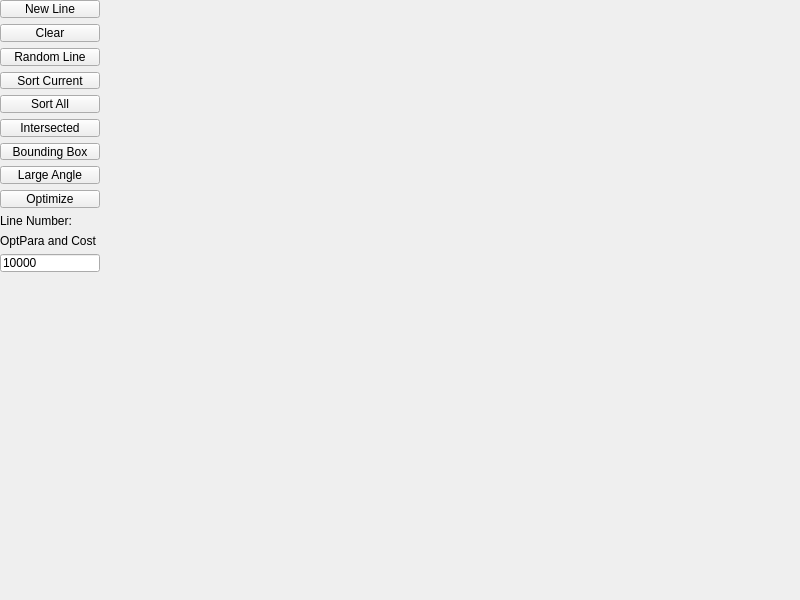
Old version of the form widget.ui in the repository blackbird2003/LineSets.
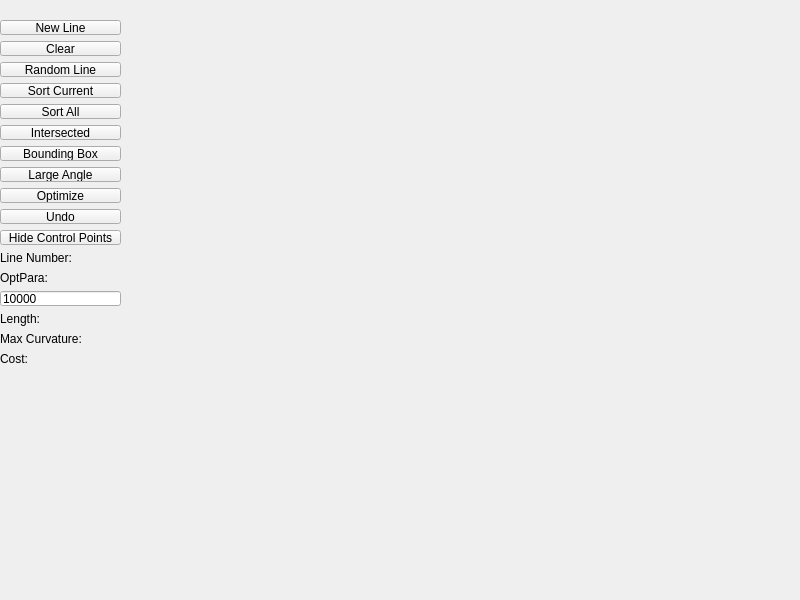
New version of the form.

Commit message: Better Interface and README

```diff
--- a/widget.ui
+++ b/widget.ui
@@ -17,9 +17,9 @@
    <property name="geometry">
     <rect>
      <x>0</x>
-     <y>0</y>
-     <width>100</width>
-     <height>291</height>
+     <y>20</y>
+     <width>121</width>
+     <height>346</height>
     </rect>
    </property>
    <layout class="QVBoxLayout" name="verticalLayout">
@@ -86,6 +86,20 @@
       </property>
      </widget>
     </item>
+    <item>
+     <widget class="QPushButton" name="btnUndo">
+      <property name="text">
+       <string>Undo</string>
+      </property>
+     </widget>
+    </item>
+    <item>
+     <widget class="QPushButton" name="bthCP">
+      <property name="text">
+       <string>Hide Control Points</string>
+      </property>
+     </widget>
+    </item>
     <item>
      <widget class="QLabel" name="labelLineNumber">
       <property name="text">
@@ -96,7 +110,7 @@
     <item>
      <widget class="QLabel" name="label">
       <property name="text">
-       <string>OptPara and Cost</string>
+       <string>OptPara:</string>
       </property>
      </widget>
     </item>
@@ -107,10 +121,24 @@
       </property>
      </widget>
     </item>
+    <item>
+     <widget class="QLabel" name="labelTotalLength">
+      <property name="text">
+       <string>Length:</string>
+      </property>
+     </widget>
+    </item>
+    <item>
+     <widget class="QLabel" name="labelMaxCurvature">
+      <property name="text">
+       <string>Max Curvature:</string>
+      </property>
+     </widget>
+    </item>
     <item>
      <widget class="QLabel" name="labelTotalCost">
       <property name="text">
-       <string/>
+       <string>Cost:</string>
       </property>
      </widget>
     </item>
```
The commit also changes 6 other files.
